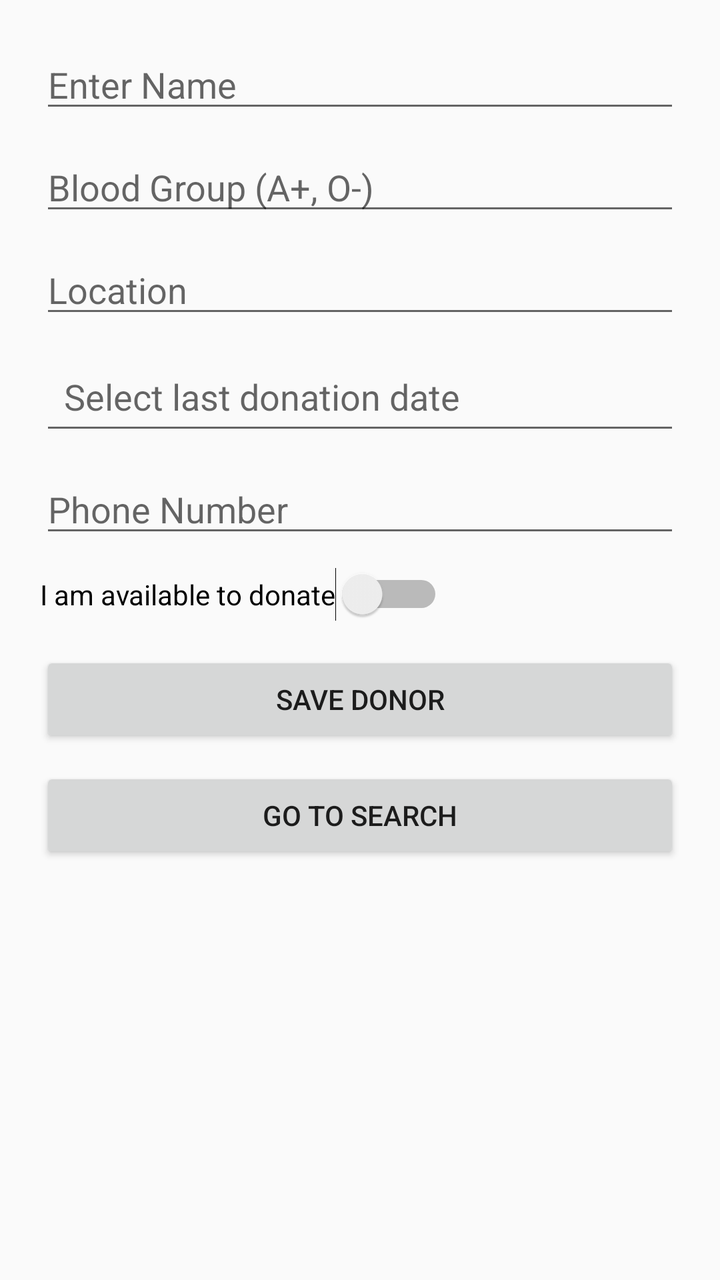
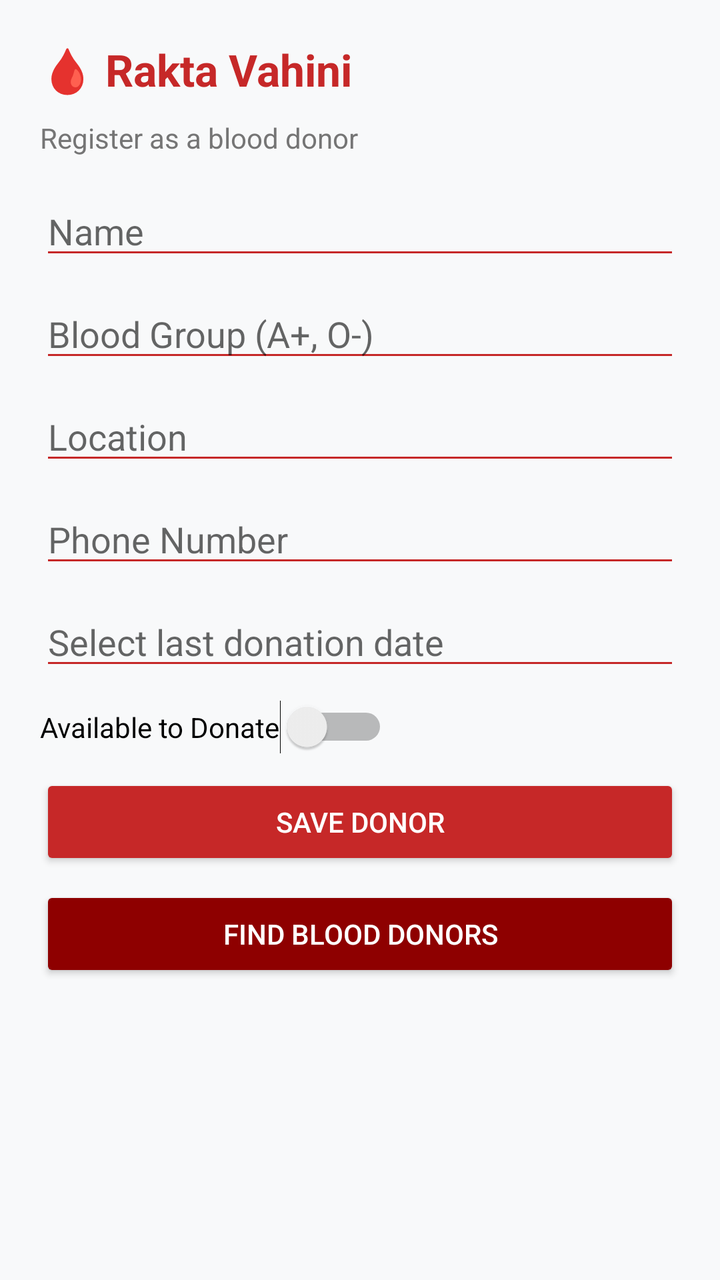

Screens rendered from an Android XML layout before and after an edit, with the pre-edit source and the edit as a unified diff.
<!-- AndroidManifest.xml: application theme Theme.AppCompat.Light.DarkActionBar -->
<!-- res/layout/activity_main.xml -->
<ScrollView
    xmlns:android="http://schemas.android.com/apk/res/android"
    android:layout_width="match_parent"
    android:layout_height="match_parent">

    <LinearLayout
        android:orientation="vertical"
        android:padding="20dp"
        android:layout_width="match_parent"
        android:layout_height="wrap_content">

        <EditText
            android:id="@+id/name"
            android:autofillHints=""
            android:hint="@string/enter_name"
            android:inputType="textPersonName"
            android:layout_width="match_parent"
            android:layout_height="wrap_content"/>

        <EditText
            android:id="@+id/blood"
            android:autofillHints=""
            android:hint="@string/blood_group_a_o"
            android:layout_marginTop="10dp"
            android:layout_width="match_parent"
            android:layout_height="wrap_content"
            android:inputType="" />

        <EditText
            android:id="@+id/location"
            android:autofillHints=""
            android:hint="Location"
            android:layout_marginTop="10dp"
            android:layout_width="match_parent"
            android:layout_height="wrap_content"
            android:inputType="" />

        <EditText
            android:id="@+id/lastDonationDate"
            android:hint="Select last donation date"
            android:focusable="false"
            android:clickable="true"
            android:layout_marginTop="10dp"
            android:padding="12dp"
            android:layout_width="match_parent"
            android:layout_height="wrap_content"/>

        <EditText
            android:id="@+id/phone"
            android:hint="Phone Number"
            android:inputType="phone"
            android:layout_marginTop="10dp"
            android:layout_width="match_parent"
            android:layout_height="wrap_content"/>

        <Switch
            android:id="@+id/available"
            android:text="I am available to donate"
            android:layout_marginTop="10dp"
            android:layout_width="wrap_content"
            android:layout_height="wrap_content"/>

        <Button
            android:id="@+id/saveBtn"
            android:text="Save Donor"
            android:layout_marginTop="15dp"
            android:layout_width="match_parent"
            android:layout_height="wrap_content"/>

        <Button
            android:id="@+id/goSearch"
            android:text="Go to Search"
            android:layout_marginTop="10dp"
            android:layout_width="match_parent"
            android:layout_height="wrap_content"/>

    </LinearLayout>

</ScrollView>
<!-- resources referenced by this layout -->
<resources>
  <string name="blood_group_a_o">Blood Group (A+, O-)</string>
  <string name="enter_name">Enter Name</string>
</resources>

<!-- the commit's change to res/layout/activity_main.xml (unified diff, before → after) -->
@@ -1,5 +1,5 @@
-<ScrollView
-    xmlns:android="http://schemas.android.com/apk/res/android"
+<ScrollView xmlns:android="http://schemas.android.com/apk/res/android"
+    android:background="@color/background"
     android:layout_width="match_parent"
     android:layout_height="match_parent">
 
@@ -9,71 +9,86 @@
         android:layout_width="match_parent"
         android:layout_height="wrap_content">
 
+        <TextView
+            android:text="🩸 Rakta Vahini"
+            android:textSize="22sp"
+            android:textStyle="bold"
+            android:textColor="@color/red_primary"
+            android:layout_marginBottom="10dp"
+            android:layout_width="wrap_content"
+            android:layout_height="wrap_content"/>
+
+        <TextView
+            android:text="Register as a blood donor"
+            android:textColor="@color/text_secondary"
+            android:layout_marginBottom="15dp"
+            android:layout_width="wrap_content"
+            android:layout_height="wrap_content"/>
+
         <EditText
             android:id="@+id/name"
-            android:autofillHints=""
-            android:hint="@string/enter_name"
-            android:inputType="textPersonName"
+            android:hint="Name"
+            android:backgroundTint="@color/red_primary"
+            android:layout_marginBottom="10dp"
             android:layout_width="match_parent"
             android:layout_height="wrap_content"/>
 
         <EditText
             android:id="@+id/blood"
-            android:autofillHints=""
-            android:hint="@string/blood_group_a_o"
-            android:layout_marginTop="10dp"
+            android:hint="Blood Group (A+, O-)"
+            android:backgroundTint="@color/red_primary"
+            android:layout_marginBottom="10dp"
             android:layout_width="match_parent"
-            android:layout_height="wrap_content"
-            android:inputType="" />
+            android:layout_height="wrap_content"/>
 
         <EditText
             android:id="@+id/location"
-            android:autofillHints=""
             android:hint="Location"
-            android:layout_marginTop="10dp"
-            android:layout_width="match_parent"
-            android:layout_height="wrap_content"
-            android:inputType="" />
-
-        <EditText
-            android:id="@+id/lastDonationDate"
-            android:hint="Select last donation date"
-            android:focusable="false"
-            android:clickable="true"
-            android:layout_marginTop="10dp"
-            android:padding="12dp"
+            android:backgroundTint="@color/red_primary"
+            android:layout_marginBottom="10dp"
             android:layout_width="match_parent"
             android:layout_height="wrap_content"/>
 
         <EditText
             android:id="@+id/phone"
             android:hint="Phone Number"
-            android:inputType="phone"
-            android:layout_marginTop="10dp"
+            android:backgroundTint="@color/red_primary"
+            android:layout_marginBottom="10dp"
+            android:layout_width="match_parent"
+            android:layout_height="wrap_content"/>
+
+        <EditText
+            android:id="@+id/lastDonationDate"
+            android:hint="Select last donation date"
+            android:focusable="false"
+            android:backgroundTint="@color/red_primary"
+            android:layout_marginBottom="10dp"
             android:layout_width="match_parent"
             android:layout_height="wrap_content"/>
 
         <Switch
             android:id="@+id/available"
-            android:text="I am available to donate"
-            android:layout_marginTop="10dp"
+            android:text="Available to Donate"
+            android:layout_marginBottom="10dp"
             android:layout_width="wrap_content"
             android:layout_height="wrap_content"/>
 
         <Button
             android:id="@+id/saveBtn"
             android:text="Save Donor"
-            android:layout_marginTop="15dp"
+            android:backgroundTint="@color/red_primary"
+            android:textColor="@color/white"
             android:layout_width="match_parent"
             android:layout_height="wrap_content"/>
 
         <Button
             android:id="@+id/goSearch"
-            android:text="Go to Search"
-            android:layout_marginTop="10dp"
+            android:text="Find Blood Donors"
+            android:backgroundTint="@color/red_dark"
+            android:textColor="@color/white"
+            android:layout_marginTop="8dp"
             android:layout_width="match_parent"
             android:layout_height="wrap_content"/>
 
     </LinearLayout>
-
 </ScrollView>
<!-- resource entries referenced after the edit -->
@@ -1,6 +1,9 @@
 <!-- resources referenced by this layout -->
 <resources>
-  <string name="blood_group_a_o">Blood Group (A+, O-)</string>
-  <string name="enter_name">Enter Name</string>
+  <color name="background">#F8F9FA</color>
+  <color name="red_dark">#8E0000</color>
+  <color name="red_primary">#C62828</color>
+  <color name="text_secondary">#757575</color>
+  <color name="white">#FFFFFF</color>
 </resources>
 
